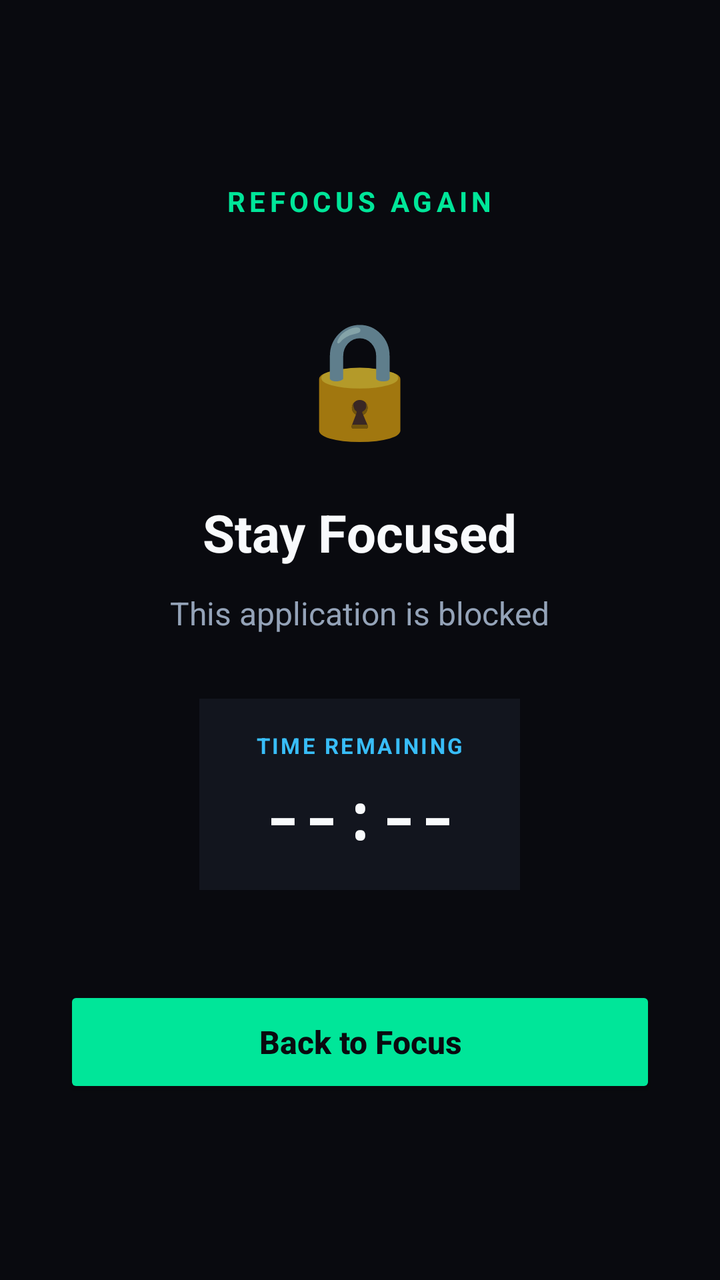
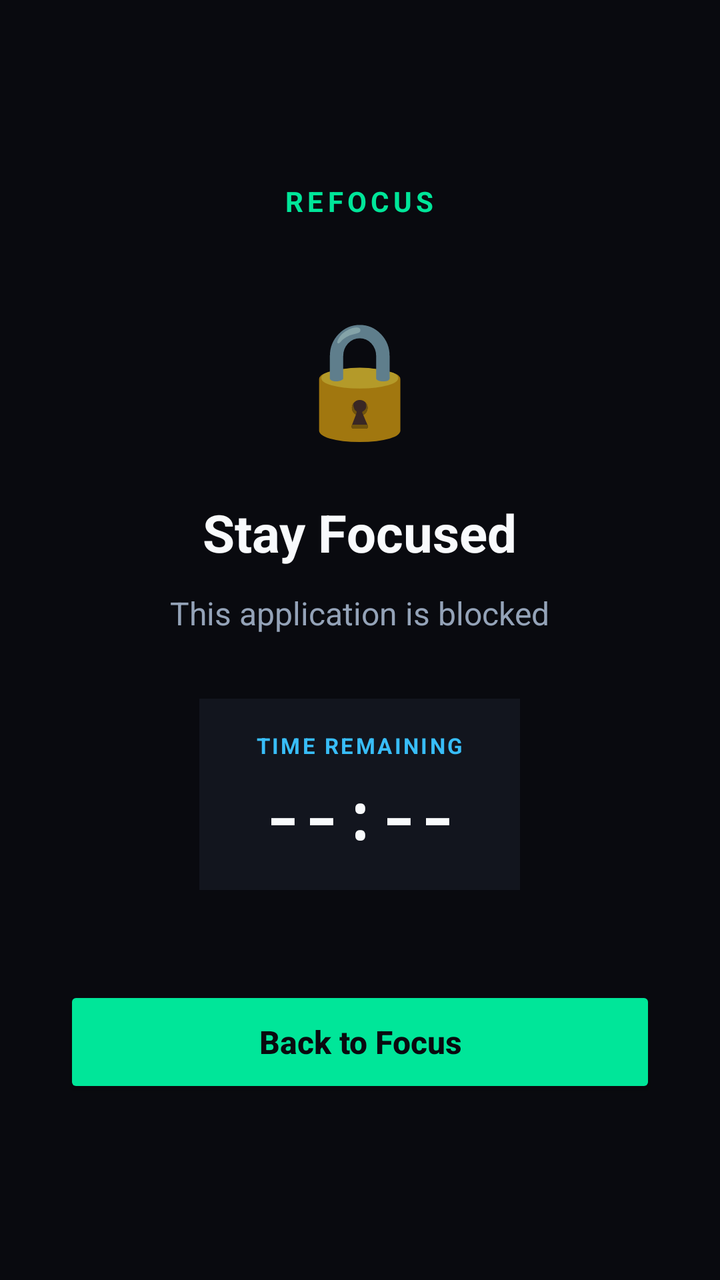

An Android layout rendered at two revisions. The XML below is the earlier revision; the diff shows what the commit changed to produce the second picture.
<!-- AndroidManifest.xml: activity theme Theme.AppCompat.NoActionBar -->
<!-- res/layout/activity_block.xml -->
<?xml version="1.0" encoding="utf-8"?>
<LinearLayout xmlns:android="http://schemas.android.com/apk/res/android"
    android:layout_width="match_parent"
    android:layout_height="match_parent"
    android:orientation="vertical"
    android:gravity="center"
    android:background="@color/bg_dark"
    android:padding="32dp">

    <TextView
        android:layout_width="wrap_content"
        android:layout_height="wrap_content"
        android:text="REFOCUS AGAIN"
        android:textColor="@color/accent_teal"
        android:textSize="14sp"
        android:textStyle="bold"
        android:letterSpacing="0.15"
        android:layout_marginBottom="40dp" />

    <TextView
        android:layout_width="wrap_content"
        android:layout_height="wrap_content"
        android:text="🔒"
        android:textSize="56sp"
        android:layout_marginBottom="24dp" />

    <TextView
        android:layout_width="wrap_content"
        android:layout_height="wrap_content"
        android:text="Stay Focused"
        android:textColor="@color/text_primary"
        android:textSize="26sp"
        android:textStyle="bold"
        android:layout_marginBottom="12dp" />

    <TextView
        android:id="@+id/tvBlockedAppName"
        android:layout_width="wrap_content"
        android:layout_height="wrap_content"
        android:text="This application is blocked"
        android:textColor="@color/text_secondary"
        android:textSize="16sp"
        android:gravity="center"
        android:lineSpacingMultiplier="1.2"
        android:layout_marginBottom="32dp" />

    <LinearLayout
        android:layout_width="wrap_content"
        android:layout_height="wrap_content"
        android:orientation="vertical"
        android:gravity="center"
        android:background="@color/bg_card"
        android:paddingStart="28dp"
        android:paddingEnd="28dp"
        android:paddingTop="16dp"
        android:paddingBottom="16dp"
        android:layout_marginBottom="48dp">

        <TextView
            android:layout_width="wrap_content"
            android:layout_height="wrap_content"
            android:text="TIME REMAINING"
            android:textColor="@color/accent_cyan"
            android:textSize="11sp"
            android:textStyle="bold"
            android:letterSpacing="0.1"
            android:layout_marginBottom="6dp" />

        <TextView
            android:id="@+id/tvRemainingTime"
            android:layout_width="wrap_content"
            android:layout_height="wrap_content"
            android:text="--:--"
            android:textColor="@color/text_primary"
            android:textSize="32sp"
            android:textStyle="bold"
            android:fontFamily="monospace" />
    </LinearLayout>

    <Button
        android:id="@+id/btnBackToFocus"
        android:layout_width="match_parent"
        android:layout_height="56dp"
        android:text="Back to Focus"
        android:textAllCaps="false"
        android:textSize="16sp"
        android:textStyle="bold"
        android:textColor="@color/button_text"
        android:backgroundTint="@color/accent_teal" />

</LinearLayout>
<!-- resources referenced by this layout -->
<resources>
  <color name="accent_cyan">#38BDF8</color>
  <color name="accent_teal">#00E699</color>
  <color name="bg_card">#12151E</color>
  <color name="bg_dark">#090A0F</color>
  <color name="button_text">#090A0F</color>
  <color name="text_primary">#F8FAFC</color>
  <color name="text_secondary">#94A3B8</color>
</resources>

<!-- the commit's change to res/layout/activity_block.xml (unified diff, before → after) -->
@@ -10,7 +10,7 @@
     <TextView
         android:layout_width="wrap_content"
         android:layout_height="wrap_content"
-        android:text="REFOCUS AGAIN"
+        android:text="REFOCUS"
         android:textColor="@color/accent_teal"
         android:textSize="14sp"
         android:textStyle="bold"
